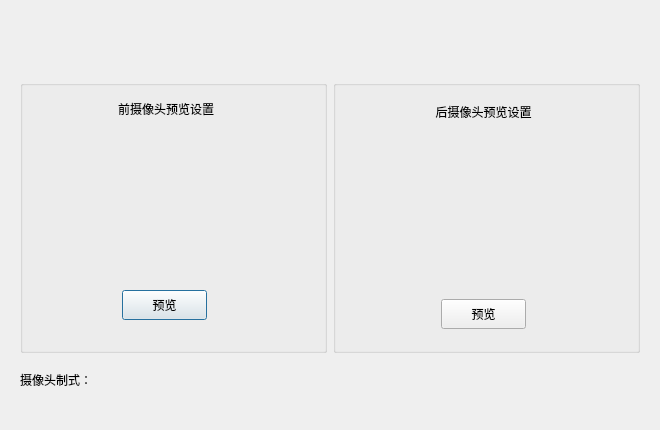
This is preview.ui in jjzhang166/DvrUI as Qt 5 draws it before an edit. The edited form follows.
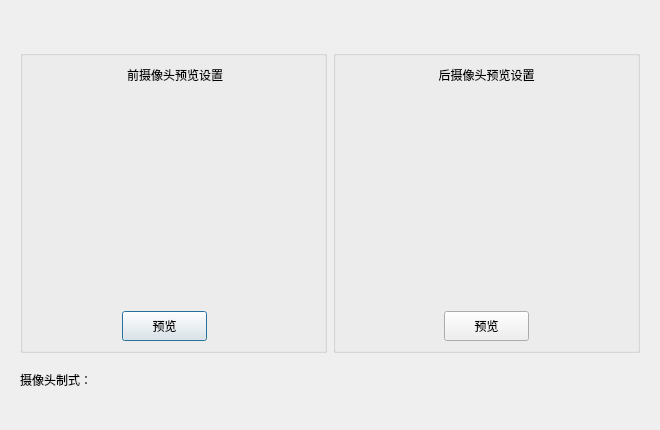
This is the edited form.

What changed in the file:
```diff
--- a/preview.ui
+++ b/preview.ui
@@ -13,12 +13,15 @@
   <property name="windowTitle">
    <string>Dialog</string>
   </property>
+  <property name="layoutDirection">
+   <enum>Qt::LeftToRight</enum>
+  </property>
   <layout class="QGridLayout" name="gridLayout_4" rowstretch="5,1">
    <property name="leftMargin">
     <number>20</number>
    </property>
    <property name="topMargin">
-    <number>80</number>
+    <number>50</number>
    </property>
    <property name="rightMargin">
     <number>20</number>
@@ -31,17 +34,10 @@
      <property name="title">
       <string/>
      </property>
-     <widget class="QWidget" name="">
-      <property name="geometry">
-       <rect>
-        <x>0</x>
-        <y>10</y>
-        <width>301</width>
-        <height>241</height>
-       </rect>
-      </property>
       <layout class="QGridLayout" name="gridLayout_2">
        <item row="0" column="0">
+       <layout class="QHBoxLayout" name="horizontalLayout">
+        <item>
         <spacer name="horizontalSpacer_4">
          <property name="orientation">
           <enum>Qt::Horizontal</enum>
@@ -54,7 +50,7 @@
          </property>
         </spacer>
        </item>
-       <item row="0" column="1" colspan="3">
+        <item>
         <widget class="QLabel" name="label_3">
          <property name="sizePolicy">
           <sizepolicy hsizetype="Minimum" vsizetype="Minimum">
@@ -82,7 +78,7 @@
          </property>
         </widget>
        </item>
-       <item row="0" column="4">
+        <item>
         <spacer name="horizontalSpacer_5">
          <property name="orientation">
           <enum>Qt::Horizontal</enum>
@@ -95,26 +91,39 @@
          </property>
         </spacer>
        </item>
-       <item row="1" column="0" colspan="5">
+       </layout>
+      </item>
+      <item row="1" column="0">
         <widget class="QLabel" name="pictureLabel1">
+        <property name="sizePolicy">
+         <sizepolicy hsizetype="Preferred" vsizetype="Preferred">
+          <horstretch>0</horstretch>
+          <verstretch>0</verstretch>
+         </sizepolicy>
+        </property>
          <property name="minimumSize">
           <size>
-           <width>251</width>
-           <height>141</height>
+          <width>0</width>
+          <height>0</height>
           </size>
          </property>
          <property name="maximumSize">
           <size>
-           <width>251</width>
-           <height>141</height>
+          <width>175555</width>
+          <height>175555</height>
           </size>
          </property>
          <property name="text">
           <string/>
          </property>
-        </widget>
-       </item>
-       <item row="2" column="0" colspan="2">
+        <property name="alignment">
+         <set>Qt::AlignCenter</set>
+        </property>
+       </widget>
+      </item>
+      <item row="2" column="0">
+       <layout class="QHBoxLayout" name="horizontalLayout_2">
+        <item>
         <spacer name="horizontalSpacer_2">
          <property name="orientation">
           <enum>Qt::Horizontal</enum>
@@ -127,7 +136,7 @@
          </property>
         </spacer>
        </item>
-       <item row="2" column="2">
+        <item>
         <widget class="QPushButton" name="front_set_Button">
          <property name="minimumSize">
           <size>
@@ -146,7 +155,7 @@
          </property>
         </widget>
        </item>
-       <item row="2" column="3" colspan="2">
+        <item>
         <spacer name="horizontalSpacer_3">
          <property name="orientation">
           <enum>Qt::Horizontal</enum>
@@ -160,7 +169,8 @@
         </spacer>
        </item>
       </layout>
-     </widget>
+      </item>
+     </layout>
     </widget>
    </item>
    <item row="0" column="1">
@@ -168,17 +178,10 @@
      <property name="title">
       <string/>
      </property>
-     <widget class="QWidget" name="">
-      <property name="geometry">
-       <rect>
-        <x>10</x>
-        <y>10</y>
-        <width>281</width>
-        <height>251</height>
-       </rect>
-      </property>
       <layout class="QGridLayout" name="gridLayout_3">
        <item row="0" column="0">
+       <layout class="QHBoxLayout" name="horizontalLayout_4">
+        <item>
         <spacer name="horizontalSpacer_8">
          <property name="orientation">
           <enum>Qt::Horizontal</enum>
@@ -191,7 +194,7 @@
          </property>
         </spacer>
        </item>
-       <item row="0" column="1" colspan="3">
+        <item>
         <widget class="QLabel" name="label_2">
          <property name="sizePolicy">
           <sizepolicy hsizetype="Minimum" vsizetype="Minimum">
@@ -219,7 +222,7 @@
          </property>
         </widget>
        </item>
-       <item row="0" column="4">
+        <item>
         <spacer name="horizontalSpacer_9">
          <property name="orientation">
           <enum>Qt::Horizontal</enum>
@@ -232,26 +235,39 @@
          </property>
         </spacer>
        </item>
-       <item row="1" column="0" colspan="5">
+       </layout>
+      </item>
+      <item row="1" column="0">
         <widget class="QLabel" name="pictureLabel2">
+        <property name="sizePolicy">
+         <sizepolicy hsizetype="Preferred" vsizetype="Preferred">
+          <horstretch>0</horstretch>
+          <verstretch>0</verstretch>
+         </sizepolicy>
+        </property>
          <property name="minimumSize">
           <size>
-           <width>251</width>
-           <height>141</height>
+          <width>0</width>
+          <height>0</height>
           </size>
          </property>
          <property name="maximumSize">
           <size>
-           <width>251</width>
-           <height>141</height>
+          <width>117555</width>
+          <height>117555</height>
           </size>
          </property>
          <property name="text">
           <string/>
          </property>
-        </widget>
-       </item>
-       <item row="2" column="0" colspan="2">
+        <property name="alignment">
+         <set>Qt::AlignCenter</set>
+        </property>
+       </widget>
+      </item>
+      <item row="2" column="0">
+       <layout class="QHBoxLayout" name="horizontalLayout_3">
+        <item>
         <spacer name="horizontalSpacer_6">
          <property name="orientation">
           <enum>Qt::Horizontal</enum>
@@ -264,7 +280,7 @@
          </property>
         </spacer>
        </item>
-       <item row="2" column="2">
+        <item>
         <widget class="QPushButton" name="rear_set_Button">
          <property name="minimumSize">
           <size>
@@ -283,7 +299,7 @@
          </property>
         </widget>
        </item>
-       <item row="2" column="3" colspan="2">
+        <item>
         <spacer name="horizontalSpacer_7">
          <property name="orientation">
           <enum>Qt::Horizontal</enum>
@@ -297,16 +313,8 @@
         </spacer>
        </item>
       </layout>
-     </widget>
-     <zorder>rear_set_Button</zorder>
-     <zorder>label_2</zorder>
-     <zorder>pictureLabel2</zorder>
-     <zorder>groupBox</zorder>
-     <zorder>groupBox</zorder>
-     <zorder>horizontalSpacer_6</zorder>
-     <zorder>horizontalSpacer_7</zorder>
-     <zorder>horizontalSpacer_8</zorder>
-     <zorder>horizontalSpacer_9</zorder>
+      </item>
+     </layout>
     </widget>
    </item>
    <item row="1" column="0" colspan="2">
```
Lines whose indentation alone changed are shown as unchanged.
